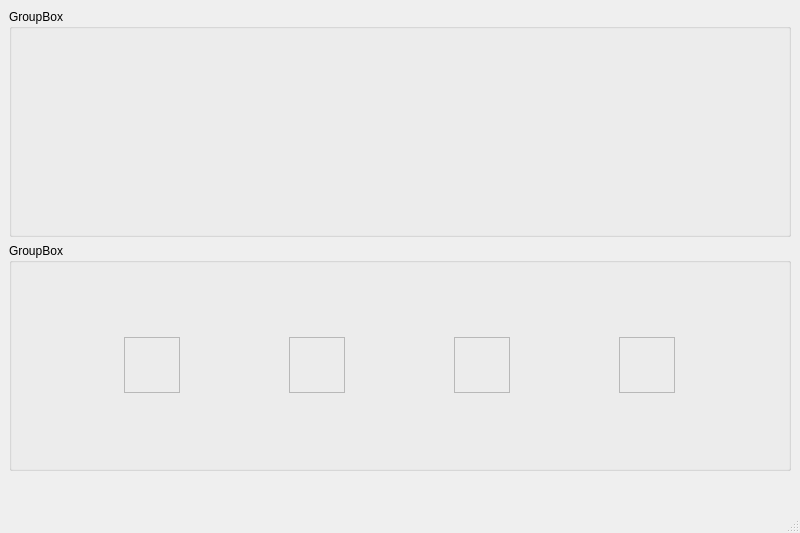
Old version of the form assets/ui/main.ui in the repository pierce-smith1/aor.
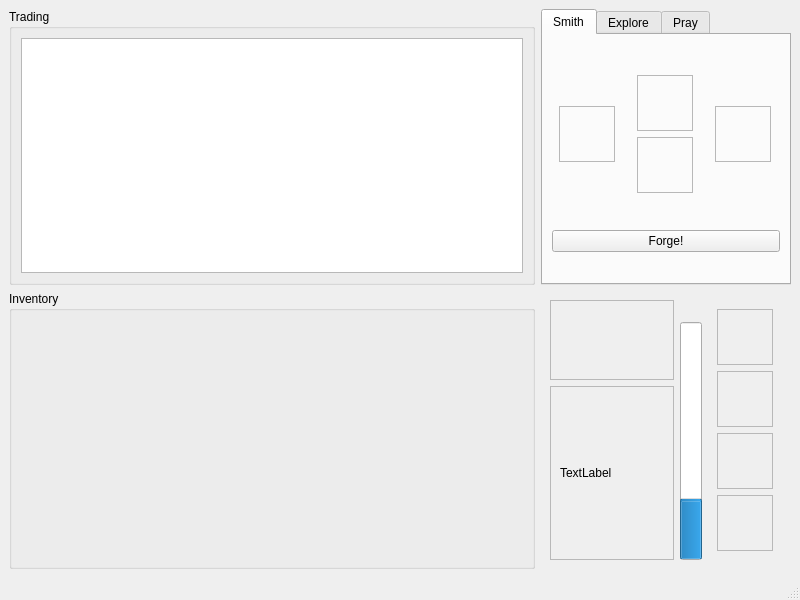
New version of the form. Icons and pictures are not drawn.

```diff
--- a/assets/ui/main.ui
+++ b/assets/ui/main.ui
@@ -7,7 +7,7 @@
     <x>0</x>
     <y>0</y>
     <width>800</width>
-    <height>533</height>
+    <height>600</height>
    </rect>
   </property>
   <property name="sizePolicy">
@@ -19,13 +19,13 @@
   <property name="minimumSize">
    <size>
     <width>800</width>
-    <height>533</height>
+    <height>600</height>
    </size>
   </property>
   <property name="maximumSize">
    <size>
     <width>800</width>
-    <height>533</height>
+    <height>600</height>
    </size>
   </property>
   <property name="windowTitle">
@@ -34,256 +34,341 @@
   <widget class="QWidget" name="centralwidget">
    <property name="minimumSize">
     <size>
-     <width>800</width>
-     <height>480</height>
+     <width>0</width>
+     <height>0</height>
     </size>
    </property>
    <property name="maximumSize">
     <size>
      <width>800</width>
-     <height>480</height>
+     <height>600</height>
     </size>
    </property>
-   <layout class="QVBoxLayout" name="verticalLayout_5">
-    <property name="spacing">
-     <number>6</number>
-    </property>
-    <item>
+   <layout class="QGridLayout" name="gridLayout_2">
+    <item row="0" column="0">
+     <widget class="QGroupBox" name="groupBox_6">
+      <property name="title">
+       <string>Trading</string>
+      </property>
+      <layout class="QHBoxLayout" name="horizontalLayout_8">
+       <item>
+        <widget class="QListWidget" name="listWidget">
+         <property name="sizePolicy">
+          <sizepolicy hsizetype="Preferred" vsizetype="Preferred">
+           <horstretch>0</horstretch>
+           <verstretch>0</verstretch>
+          </sizepolicy>
+         </property>
+        </widget>
+       </item>
+      </layout>
+     </widget>
+    </item>
+    <item row="1" column="0">
      <widget class="QGroupBox" name="inventory_group">
       <property name="title">
-       <string>GroupBox</string>
+       <string>Inventory</string>
       </property>
       <layout class="QGridLayout" name="gridLayout"/>
      </widget>
     </item>
-    <item>
-     <widget class="QGroupBox" name="slot_group">
-      <property name="title">
-       <string>GroupBox</string>
+    <item row="0" column="1">
+     <widget class="QTabWidget" name="action_tabs">
+      <property name="sizePolicy">
+       <sizepolicy hsizetype="Preferred" vsizetype="Preferred">
+        <horstretch>0</horstretch>
+        <verstretch>0</verstretch>
+       </sizepolicy>
       </property>
-      <layout class="QHBoxLayout" name="horizontalLayout">
-       <item>
-        <widget class="QFrame" name="slot_0">
-         <property name="minimumSize">
-          <size>
-           <width>56</width>
-           <height>56</height>
-          </size>
-         </property>
-         <property name="maximumSize">
-          <size>
-           <width>56</width>
-           <height>56</height>
-          </size>
-         </property>
-         <property name="frameShape">
-          <enum>QFrame::StyledPanel</enum>
-         </property>
-         <property name="frameShadow">
-          <enum>QFrame::Raised</enum>
-         </property>
-         <layout class="QHBoxLayout" name="horizontalLayout_2">
-          <property name="spacing">
-           <number>0</number>
+      <property name="tabPosition">
+       <enum>QTabWidget::North</enum>
+      </property>
+      <property name="tabShape">
+       <enum>QTabWidget::Rounded</enum>
+      </property>
+      <property name="currentIndex">
+       <number>0</number>
+      </property>
+      <property name="elideMode">
+       <enum>Qt::ElideNone</enum>
+      </property>
+      <property name="usesScrollButtons">
+       <bool>false</bool>
+      </property>
+      <property name="documentMode">
+       <bool>false</bool>
+      </property>
+      <property name="tabsClosable">
+       <bool>false</bool>
+      </property>
+      <widget class="QWidget" name="smithing_tab">
+       <property name="toolTip">
+        <string>Spend materials to forge tools.</string>
+       </property>
+       <attribute name="title">
+        <string>Smith</string>
+       </attribute>
+       <attribute name="toolTip">
+        <string>Spend materials to forge tools, which make you more a more effective colonist.</string>
+       </attribute>
+       <layout class="QGridLayout" name="gridLayout_3">
+        <item row="3" column="0" colspan="3">
+         <widget class="QPushButton" name="smith_button">
+          <property name="minimumSize">
+           <size>
+            <width>56</width>
+            <height>0</height>
+           </size>
           </property>
-          <property name="leftMargin">
-           <number>0</number>
+          <property name="maximumSize">
+           <size>
+            <width>16777215</width>
+            <height>16777215</height>
+           </size>
           </property>
-          <property name="topMargin">
-           <number>0</number>
+          <property name="text">
+           <string>Forge!</string>
           </property>
-          <property name="rightMargin">
-           <number>0</number>
-          </property>
-          <property name="bottomMargin">
-           <number>0</number>
-          </property>
-          <item>
-           <widget class="QLabel" name="label">
-            <property name="minimumSize">
-             <size>
-              <width>48</width>
-              <height>48</height>
-             </size>
-            </property>
-            <property name="maximumSize">
-             <size>
-              <width>48</width>
-              <height>48</height>
-             </size>
-            </property>
-            <property name="acceptDrops">
-             <bool>true</bool>
-            </property>
-           </widget>
-          </item>
-         </layout>
-        </widget>
-       </item>
-       <item>
-        <widget class="QFrame" name="slot_1">
-         <property name="minimumSize">
-          <size>
-           <width>56</width>
-           <height>56</height>
-          </size>
-         </property>
-         <property name="maximumSize">
-          <size>
-           <width>56</width>
-           <height>56</height>
-          </size>
-         </property>
-         <property name="frameShape">
-          <enum>QFrame::StyledPanel</enum>
-         </property>
-         <property name="frameShadow">
-          <enum>QFrame::Raised</enum>
-         </property>
-         <layout class="QHBoxLayout" name="horizontalLayout_3">
-          <property name="spacing">
-           <number>0</number>
-          </property>
-          <property name="leftMargin">
-           <number>0</number>
-          </property>
-          <property name="topMargin">
-           <number>0</number>
-          </property>
-          <property name="rightMargin">
-           <number>0</number>
-          </property>
-          <property name="bottomMargin">
-           <number>0</number>
-          </property>
-          <item>
-           <widget class="QLabel" name="label_2">
-            <property name="minimumSize">
-             <size>
-              <width>48</width>
-              <height>48</height>
-             </size>
-            </property>
-            <property name="maximumSize">
-             <size>
-              <width>48</width>
-              <height>48</height>
-             </size>
-            </property>
-            <property name="acceptDrops">
-             <bool>true</bool>
-            </property>
-           </widget>
-          </item>
-         </layout>
-        </widget>
-       </item>
-       <item>
-        <widget class="QFrame" name="slot_2">
-         <property name="minimumSize">
-          <size>
-           <width>56</width>
-           <height>56</height>
-          </size>
-         </property>
-         <property name="maximumSize">
-          <size>
-           <width>56</width>
-           <height>56</height>
-          </size>
-         </property>
-         <property name="frameShape">
-          <enum>QFrame::StyledPanel</enum>
-         </property>
-         <property name="frameShadow">
-          <enum>QFrame::Raised</enum>
-         </property>
+         </widget>
+        </item>
+        <item row="0" column="0" colspan="3">
          <layout class="QHBoxLayout" name="horizontalLayout_4">
-          <property name="spacing">
-           <number>0</number>
-          </property>
-          <property name="leftMargin">
-           <number>0</number>
-          </property>
-          <property name="topMargin">
-           <number>0</number>
-          </property>
-          <property name="rightMargin">
-           <number>0</number>
-          </property>
-          <property name="bottomMargin">
-           <number>0</number>
-          </property>
           <item>
-           <widget class="QLabel" name="label_3">
+           <widget class="QFrame" name="smith_frame_3">
             <property name="minimumSize">
              <size>
-              <width>48</width>
-              <height>48</height>
+              <width>56</width>
+              <height>56</height>
              </size>
             </property>
             <property name="maximumSize">
              <size>
-              <width>48</width>
-              <height>48</height>
+              <width>56</width>
+              <height>56</height>
              </size>
             </property>
-            <property name="acceptDrops">
-             <bool>true</bool>
+            <property name="frameShape">
+             <enum>QFrame::StyledPanel</enum>
             </property>
+            <property name="frameShadow">
+             <enum>QFrame::Raised</enum>
+            </property>
+            <layout class="QHBoxLayout" name="horizontalLayout_2">
+             <item>
+              <widget class="QLabel" name="smith_label_4">
+               <property name="text">
+                <string/>
+               </property>
+              </widget>
+             </item>
+            </layout>
            </widget>
           </item>
+          <item>
+           <widget class="QWidget" name="verticalWidget_4" native="true">
+            <property name="sizePolicy">
+             <sizepolicy hsizetype="Fixed" vsizetype="Preferred">
+              <horstretch>0</horstretch>
+              <verstretch>0</verstretch>
+             </sizepolicy>
+            </property>
+            <layout class="QVBoxLayout" name="verticalLayout_5">
+             <item>
+              <widget class="QFrame" name="smith_frame_0">
+               <property name="sizePolicy">
+                <sizepolicy hsizetype="Minimum" vsizetype="Preferred">
+                 <horstretch>0</horstretch>
+                 <verstretch>0</verstretch>
+                </sizepolicy>
+               </property>
+               <property name="minimumSize">
+                <size>
+                 <width>56</width>
+                 <height>56</height>
+                </size>
+               </property>
+               <property name="maximumSize">
+                <size>
+                 <width>56</width>
+                 <height>56</height>
+                </size>
+               </property>
+               <property name="frameShape">
+                <enum>QFrame::StyledPanel</enum>
+               </property>
+               <property name="frameShadow">
+                <enum>QFrame::Raised</enum>
+               </property>
+               <layout class="QHBoxLayout" name="horizontalLayout_3">
+                <item>
+                 <widget class="QLabel" name="smith_label_0">
+                  <property name="text">
+                   <string/>
+                  </property>
+                 </widget>
+                </item>
+               </layout>
+              </widget>
+             </item>
+             <item>
+              <widget class="QFrame" name="smith_frame_2">
+               <property name="sizePolicy">
+                <sizepolicy hsizetype="Minimum" vsizetype="Preferred">
+                 <horstretch>0</horstretch>
+                 <verstretch>0</verstretch>
+                </sizepolicy>
+               </property>
+               <property name="minimumSize">
+                <size>
+                 <width>56</width>
+                 <height>56</height>
+                </size>
+               </property>
+               <property name="maximumSize">
+                <size>
+                 <width>56</width>
+                 <height>56</height>
+                </size>
+               </property>
+               <property name="frameShape">
+                <enum>QFrame::StyledPanel</enum>
+               </property>
+               <property name="frameShadow">
+                <enum>QFrame::Raised</enum>
+               </property>
+               <layout class="QHBoxLayout" name="horizontalLayout_5">
+                <item>
+                 <widget class="QLabel" name="smith_label_2">
+                  <property name="text">
+                   <string/>
+                  </property>
+                 </widget>
+                </item>
+               </layout>
+              </widget>
+             </item>
+            </layout>
+           </widget>
+          </item>
+          <item>
+           <widget class="QFrame" name="smith_frame_1">
+            <property name="minimumSize">
+             <size>
+              <width>56</width>
+              <height>56</height>
+             </size>
+            </property>
+            <property name="maximumSize">
+             <size>
+              <width>56</width>
+              <height>56</height>
+             </size>
+            </property>
+            <property name="frameShape">
+             <enum>QFrame::StyledPanel</enum>
+            </property>
+            <property name="frameShadow">
+             <enum>QFrame::Raised</enum>
+            </property>
+            <layout class="QHBoxLayout" name="horizontalLayout">
+             <item>
+              <widget class="QLabel" name="smith_label_1">
+               <property name="text">
+                <string/>
+               </property>
+              </widget>
+             </item>
+            </layout>
+           </widget>
+          </item>
          </layout>
-        </widget>
-       </item>
-       <item>
-        <widget class="QFrame" name="slot_3">
-         <property name="minimumSize">
-          <size>
-           <width>56</width>
-           <height>56</height>
-          </size>
-         </property>
-         <property name="maximumSize">
-          <size>
-           <width>56</width>
-           <height>56</height>
-          </size>
-         </property>
-         <property name="frameShape">
-          <enum>QFrame::StyledPanel</enum>
-         </property>
-         <property name="frameShadow">
-          <enum>QFrame::Raised</enum>
-         </property>
-         <layout class="QHBoxLayout" name="horizontalLayout_5">
-          <property name="spacing">
-           <number>0</number>
+        </item>
+       </layout>
+      </widget>
+      <widget class="QWidget" name="exploring_tab">
+       <attribute name="title">
+        <string>Explore</string>
+       </attribute>
+       <attribute name="toolTip">
+        <string>Search the environment for useful things.</string>
+       </attribute>
+       <layout class="QGridLayout" name="gridLayout_4">
+        <item row="0" column="0">
+         <widget class="QPushButton" name="forage_button">
+          <property name="minimumSize">
+           <size>
+            <width>0</width>
+            <height>0</height>
+           </size>
           </property>
-          <property name="leftMargin">
-           <number>0</number>
+          <property name="maximumSize">
+           <size>
+            <width>16777215</width>
+            <height>16777215</height>
+           </size>
           </property>
-          <property name="topMargin">
-           <number>0</number>
+          <property name="toolTip">
+           <string>Find foods and medicines, which you can use to keep your energy levels up.</string>
           </property>
-          <property name="rightMargin">
-           <number>0</number>
+          <property name="text">
+           <string>Forage</string>
           </property>
-          <property name="bottomMargin">
-           <number>0</number>
+         </widget>
+        </item>
+        <item row="2" column="0">
+         <widget class="QPushButton" name="catch_button">
+          <property name="toolTip">
+           <string>Find insects and animals, which are especially effective items to offer to the Gods.</string>
           </property>
+          <property name="text">
+           <string>Catch</string>
+          </property>
+         </widget>
+        </item>
+        <item row="1" column="0">
+         <widget class="QPushButton" name="mine_button">
+          <property name="toolTip">
+           <string>Find earthly materials, which you can use to smith better tools.</string>
+          </property>
+          <property name="text">
+           <string>Mine</string>
+          </property>
+         </widget>
+        </item>
+        <item row="3" column="0">
+         <widget class="QPushButton" name="delve_button">
+          <property name="toolTip">
+           <string>Scour the land's ancient tombs for powerful artifact, which will give your character permanent bonuses.</string>
+          </property>
+          <property name="text">
+           <string>Delve</string>
+          </property>
+         </widget>
+        </item>
+       </layout>
+      </widget>
+      <widget class="QWidget" name="praying_tab">
+       <attribute name="title">
+        <string>Pray</string>
+       </attribute>
+       <attribute name="toolTip">
+        <string>Offer items to the Gods for a chance to be rewarded with exclusive, powerful rewards.</string>
+       </attribute>
+       <layout class="QVBoxLayout" name="verticalLayout_7">
+        <item>
+         <layout class="QHBoxLayout" name="horizontalLayout_6">
           <item>
-           <widget class="QLabel" name="label_4">
+           <widget class="QFrame" name="prayer_frame_3">
             <property name="minimumSize">
              <size>
-              <width>48</width>
-              <height>48</height>
+              <width>56</width>
+              <height>56</height>
              </size>
             </property>
             <property name="maximumSize">
              <size>
-              <width>48</width>
-              <height>48</height>
+              <width>56</width>
+              <height>56</height>
              </size>
             </property>
             <property name="acceptDrops">
@@ -292,7 +377,283 @@
            </widget>
           </item>
          </layout>
-        </widget>
+        </item>
+        <item>
+         <widget class="QPushButton" name="pushButton_5">
+          <property name="text">
+           <string>Offer...</string>
+          </property>
+         </widget>
+        </item>
+       </layout>
+      </widget>
+     </widget>
+    </item>
+    <item row="1" column="1">
+     <widget class="QWidget" name="widget" native="true">
+      <property name="minimumSize">
+       <size>
+        <width>250</width>
+        <height>0</height>
+       </size>
+      </property>
+      <property name="maximumSize">
+       <size>
+        <width>250</width>
+        <height>16777215</height>
+       </size>
+      </property>
+      <layout class="QHBoxLayout" name="horizontalLayout_7">
+       <item>
+        <layout class="QVBoxLayout" name="verticalLayout">
+         <item>
+          <widget class="QFrame" name="tool_frame">
+           <property name="sizePolicy">
+            <sizepolicy hsizetype="Expanding" vsizetype="Preferred">
+             <horstretch>0</horstretch>
+             <verstretch>0</verstretch>
+            </sizepolicy>
+           </property>
+           <property name="maximumSize">
+            <size>
+             <width>16777215</width>
+             <height>80</height>
+            </size>
+           </property>
+           <property name="frameShape">
+            <enum>QFrame::StyledPanel</enum>
+           </property>
+           <property name="frameShadow">
+            <enum>QFrame::Raised</enum>
+           </property>
+           <layout class="QHBoxLayout" name="horizontalLayout_17">
+            <item>
+             <widget class="QLabel" name="tool_label">
+              <property name="text">
+               <string/>
+              </property>
+             </widget>
+            </item>
+           </layout>
+          </widget>
+         </item>
+         <item>
+          <widget class="QFrame" name="portrait_frame">
+           <property name="sizePolicy">
+            <sizepolicy hsizetype="Expanding" vsizetype="Preferred">
+             <horstretch>0</horstretch>
+             <verstretch>0</verstretch>
+            </sizepolicy>
+           </property>
+           <property name="frameShape">
+            <enum>QFrame::StyledPanel</enum>
+           </property>
+           <property name="frameShadow">
+            <enum>QFrame::Raised</enum>
+           </property>
+           <layout class="QHBoxLayout" name="horizontalLayout_18">
+            <item>
+             <widget class="QLabel" name="portrait_label">
+              <property name="text">
+               <string>TextLabel</string>
+              </property>
+             </widget>
+            </item>
+           </layout>
+          </widget>
+         </item>
+        </layout>
+       </item>
+       <item>
+        <layout class="QVBoxLayout" name="verticalLayout_2">
+         <property name="sizeConstraint">
+          <enum>QLayout::SetDefaultConstraint</enum>
+         </property>
+         <item>
+          <widget class="QLabel" name="energy_icon">
+           <property name="sizePolicy">
+            <sizepolicy hsizetype="Fixed" vsizetype="Fixed">
+             <horstretch>16</horstretch>
+             <verstretch>16</verstretch>
+            </sizepolicy>
+           </property>
+           <property name="minimumSize">
+            <size>
+             <width>16</width>
+             <height>16</height>
+            </size>
+           </property>
+           <property name="text">
+            <string/>
+           </property>
+           <property name="pixmap">
+            <pixmap resource="../../images.qrc">:/assets/img/icons/leaf.png</pixmap>
+           </property>
+           <property name="scaledContents">
+            <bool>false</bool>
+           </property>
+           <property name="alignment">
+            <set>Qt::AlignCenter</set>
+           </property>
+           <property name="margin">
+            <number>5</number>
+           </property>
+          </widget>
+         </item>
+         <item>
+          <widget class="QProgressBar" name="energy_bar">
+           <property name="sizePolicy">
+            <sizepolicy hsizetype="Minimum" vsizetype="Preferred">
+             <horstretch>0</horstretch>
+             <verstretch>0</verstretch>
+            </sizepolicy>
+           </property>
+           <property name="value">
+            <number>24</number>
+           </property>
+           <property name="textVisible">
+            <bool>false</bool>
+           </property>
+           <property name="orientation">
+            <enum>Qt::Vertical</enum>
+           </property>
+          </widget>
+         </item>
+        </layout>
+       </item>
+       <item>
+        <layout class="QVBoxLayout" name="verticalLayout_3">
+         <item>
+          <widget class="QWidget" name="widget_2" native="true">
+           <layout class="QVBoxLayout" name="verticalLayout_4">
+            <item>
+             <widget class="QFrame" name="artifact_frame_0">
+              <property name="minimumSize">
+               <size>
+                <width>56</width>
+                <height>56</height>
+               </size>
+              </property>
+              <property name="maximumSize">
+               <size>
+                <width>56</width>
+                <height>56</height>
+               </size>
+              </property>
+              <property name="frameShape">
+               <enum>QFrame::StyledPanel</enum>
+              </property>
+              <property name="frameShadow">
+               <enum>QFrame::Raised</enum>
+              </property>
+              <layout class="QHBoxLayout" name="horizontalLayout_11">
+               <item>
+                <widget class="QLabel" name="artifact_label_0">
+                 <property name="text">
+                  <string/>
+                 </property>
+                </widget>
+               </item>
+              </layout>
+             </widget>
+            </item>
+            <item>
+             <widget class="QFrame" name="artifact_frame_1">
+              <property name="minimumSize">
+               <size>
+                <width>56</width>
+                <height>56</height>
+               </size>
+              </property>
+              <property name="maximumSize">
+               <size>
+                <width>56</width>
+                <height>56</height>
+               </size>
+              </property>
+              <property name="frameShape">
+               <enum>QFrame::StyledPanel</enum>
+              </property>
+              <property name="frameShadow">
+               <enum>QFrame::Raised</enum>
+              </property>
+              <layout class="QHBoxLayout" name="horizontalLayout_10">
+               <item>
+                <widget class="QLabel" name="artifact_label_1">
+                 <property name="text">
+                  <string/>
+                 </property>
+                </widget>
+               </item>
+              </layout>
+             </widget>
+            </item>
+            <item>
+             <widget class="QFrame" name="artifact_frame_2">
+              <property name="minimumSize">
+               <size>
+                <width>56</width>
+                <height>56</height>
+               </size>
+              </property>
+              <property name="maximumSize">
+               <size>
+                <width>56</width>
+                <height>56</height>
+               </size>
+              </property>
+              <property name="frameShape">
+               <enum>QFrame::StyledPanel</enum>
+              </property>
+              <property name="frameShadow">
+               <enum>QFrame::Raised</enum>
+              </property>
+              <layout class="QHBoxLayout" name="horizontalLayout_9">
+               <item>
+                <widget class="QLabel" name="artifact_label_2">
+                 <property name="text">
+                  <string/>
+                 </property>
+                </widget>
+               </item>
+              </layout>
+             </widget>
+            </item>
+            <item>
+             <widget class="QFrame" name="artifact_frame_3">
+              <property name="minimumSize">
+               <size>
+                <width>56</width>
+                <height>56</height>
+               </size>
+              </property>
+              <property name="maximumSize">
+               <size>
+                <width>56</width>
+                <height>56</height>
+               </size>
+              </property>
+              <property name="frameShape">
+               <enum>QFrame::StyledPanel</enum>
+              </property>
+              <property name="frameShadow">
+               <enum>QFrame::Raised</enum>
+              </property>
+              <layout class="QHBoxLayout" name="horizontalLayout_15">
+               <item>
+                <widget class="QLabel" name="artifact_label_3">
+                 <property name="text">
+                  <string/>
+                 </property>
+                </widget>
+               </item>
+              </layout>
+             </widget>
+            </item>
+           </layout>
+          </widget>
+         </item>
+        </layout>
        </item>
       </layout>
      </widget>
```
Left out of the diff: 139 changed lines with no effect on the pictures.
